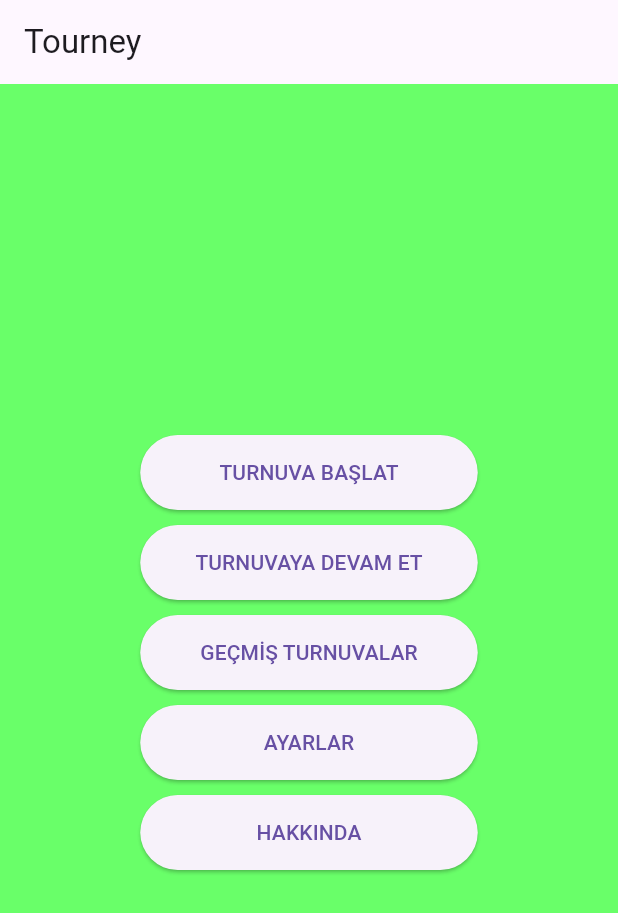
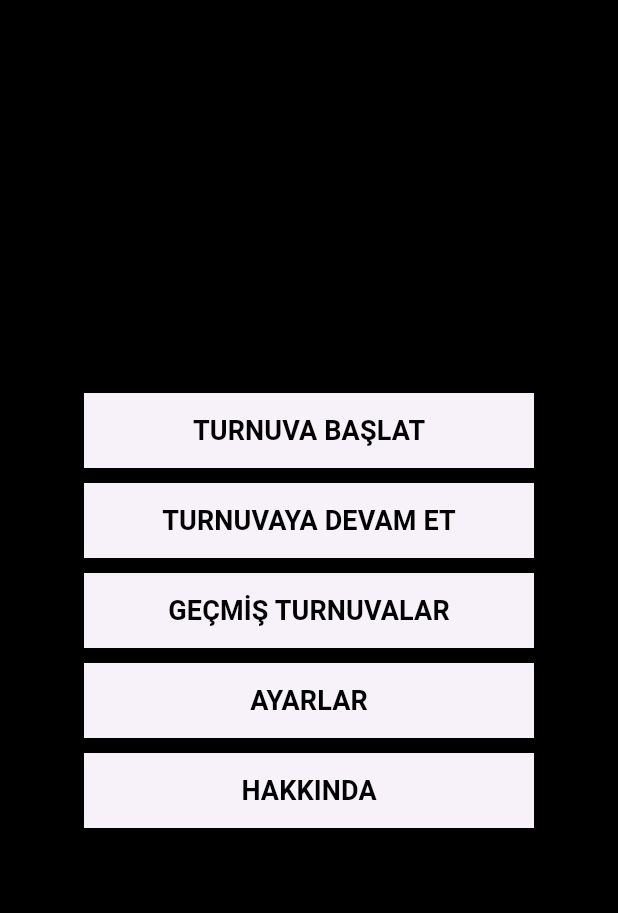
Before and after one commit to UycGitHub/Tourney-Tournament-App, a Flutter app: the screen it shows after launch, on a phone screen of 412 x 824 dp. Shown: the top 913 px of the screen. Run offline on Flutter 3.47's test engine with Material 3 defaults, Android fonts, the phone set to English and light mode, and no system bars.

Commit message:
arayuz tasarimi degisirtirildi

```diff
--- a/tourney/lib/main.dart
+++ b/tourney/lib/main.dart
@@ -21,19 +21,25 @@ class MyHomePage extends StatelessWidget {
   @override
   Widget build(BuildContext context) {
     return Scaffold(
-      appBar: AppBar(
-        title: Text(this.title),
-      ),
-      body: Center(
+        body: Container(
+      decoration: BoxDecoration(color: Colors.black),
+      child: Center(
         child: Column(
           mainAxisAlignment: MainAxisAlignment.center,
           children: <Widget>[
             Container(
                 margin: EdgeInsets.only(bottom: 10.0),
                 child: ElevatedButton(
-                  child: Text('TURNUVA BAŞLAT'),
-                  style:
-                      ElevatedButton.styleFrom(fixedSize: const Size(225, 50)),
+                  child: Text(
+                    'TURNUVA BAŞLAT',
+                    style: TextStyle(
+                        color: Colors.black,
+                        fontWeight: FontWeight.bold,
+                        fontSize: 18),
+                  ),
+                  style: ElevatedButton.styleFrom(
+                      fixedSize: const Size(300, 50),
+                      shape: LinearBorder(side: BorderSide.none)),
                   onPressed: () {
                     // Handle button 1 press
                   },
@@ -41,9 +47,16 @@ class MyHomePage extends StatelessWidget {
             Container(
                 margin: EdgeInsets.only(bottom: 10.0),
                 child: ElevatedButton(
-                  child: Text('TURNUVAYA DEVAM ET'),
-                  style:
-                      ElevatedButton.styleFrom(fixedSize: const Size(225, 50)),
+                  child: Text(
+                    'TURNUVAYA DEVAM ET',
+                    style: TextStyle(
+                        color: Colors.black,
+                        fontWeight: FontWeight.bold,
+                        fontSize: 18),
+                  ),
+                  style: ElevatedButton.styleFrom(
+                      fixedSize: const Size(300, 50),
+                      shape: LinearBorder(side: BorderSide.none)),
                   onPressed: () {
                     // Handle button 2 press
                   },
@@ -51,9 +64,16 @@ class MyHomePage extends StatelessWidget {
             Container(
                 margin: EdgeInsets.only(bottom: 10.0),
                 child: ElevatedButton(
-                  child: Text('GEÇMİŞ TURNUVALAR'),
-                  style:
-                      ElevatedButton.styleFrom(fixedSize: const Size(225, 50)),
+                  child: Text(
+                    'GEÇMİŞ TURNUVALAR',
+                    style: TextStyle(
+                        color: Colors.black,
+                        fontWeight: FontWeight.bold,
+                        fontSize: 18),
+                  ),
+                  style: ElevatedButton.styleFrom(
+                      fixedSize: const Size(300, 50),
+                      shape: LinearBorder(side: BorderSide.none)),
                   onPressed: () {
                     // Handle button 3 press
                   },
@@ -61,9 +81,16 @@ class MyHomePage extends StatelessWidget {
             Container(
                 margin: EdgeInsets.only(bottom: 10.0),
                 child: ElevatedButton(
-                  child: Text('AYARLAR'),
-                  style:
-                      ElevatedButton.styleFrom(fixedSize: const Size(225, 50)),
+                  child: Text(
+                    'AYARLAR',
+                    style: TextStyle(
+                        color: Colors.black,
+                        fontWeight: FontWeight.bold,
+                        fontSize: 18),
+                  ),
+                  style: ElevatedButton.styleFrom(
+                      fixedSize: const Size(300, 50),
+                      shape: LinearBorder(side: BorderSide.none)),
                   onPressed: () {
                     // Handle button 4 press
                   },
@@ -71,9 +98,16 @@ class MyHomePage extends StatelessWidget {
             Container(
                 margin: EdgeInsets.only(bottom: 10.0),
                 child: ElevatedButton(
-                  child: Text('HAKKINDA'),
-                  style:
-                      ElevatedButton.styleFrom(fixedSize: const Size(225, 50)),
+                  child: Text(
+                    'HAKKINDA',
+                    style: TextStyle(
+                        color: Colors.black,
+                        fontWeight: FontWeight.bold,
+                        fontSize: 18),
+                  ),
+                  style: ElevatedButton.styleFrom(
+                      fixedSize: const Size(300, 50),
+                      shape: LinearBorder(side: BorderSide.none)),
                   onPressed: () {
                     // Handle button 5 press
                   },
@@ -81,6 +115,6 @@ class MyHomePage extends StatelessWidget {
           ],
         ),
       ),
-    );
+    ));
   }
 }
--- a/tourney/pubspec.yaml
+++ b/tourney/pubspec.yaml
@@ -52,6 +52,8 @@ dev_dependencies:
 
 # The following section is specific to Flutter packages.
 flutter:
+  assets:
+  - imgs/
 
   # The following line ensures that the Material Icons font is
   # included with your application, so that you can use the icons in
```
Also changed, not shown: 1 other file.
